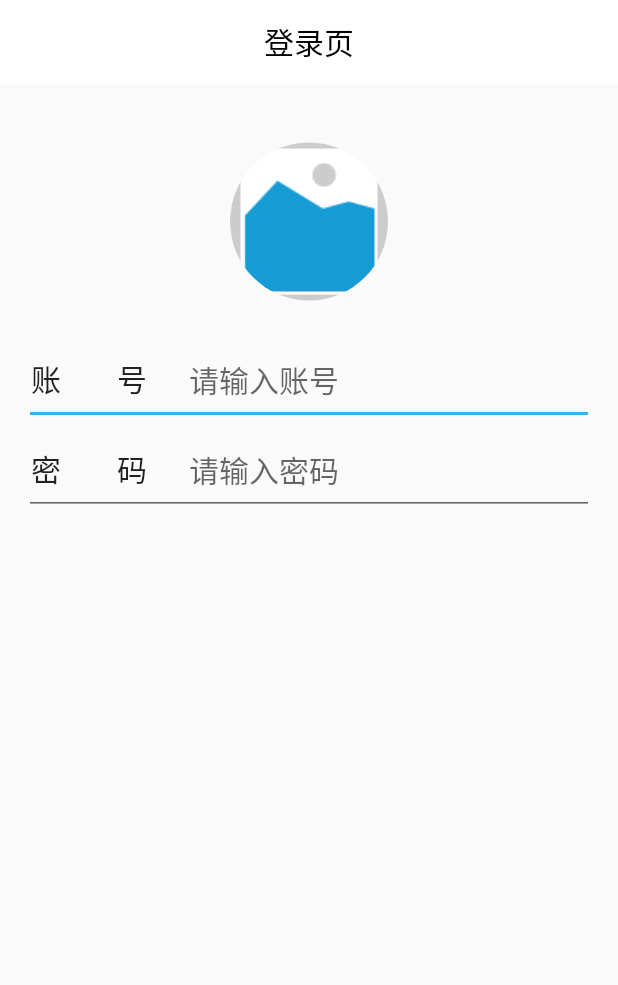
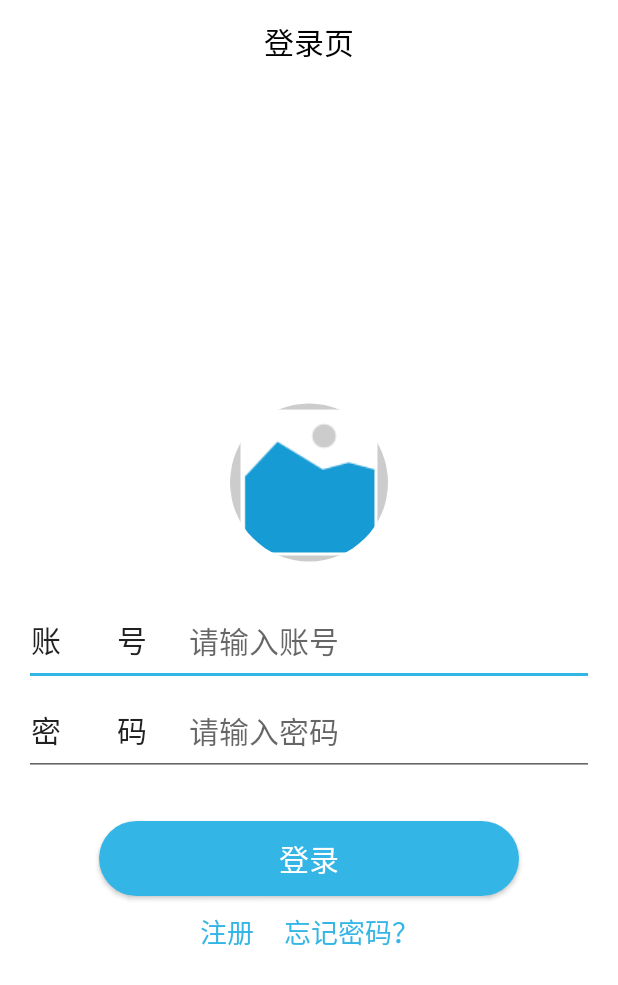
Before and after one commit to WDlxp/CarRendalApp, an Android app: the screen it shows after launch (LoginActivity), on a phone screen of 412 x 824 dp. Shown: the top 985 px of the screen. Run offline under Robolectric (Android 15) with nearby library versions, the phone set to English and light mode, and no system bars; our stand-ins replace CircleImageView.

Commit message:
登录页UI

```diff
--- a/app/src/main/res/layout/activity_login.xml
+++ b/app/src/main/res/layout/activity_login.xml
@@ -5,7 +5,8 @@
     android:layout_width="match_parent"
     android:layout_height="match_parent"
     android:padding="16dp"
-    tools:context=".LoginActivity">
+    tools:context=".LoginActivity"
+    android:background="@android:color/white">
 
     <com.example.carrendalapp.views.CircleImageView
         android:id="@+id/iv_profile"
@@ -13,16 +14,18 @@
         android:layout_height="wrap_content"
         android:layout_marginTop="20dp"
         android:src="@drawable/add_picture"
+        app:layout_constraintBottom_toTopOf="@id/et_account"
         app:layout_constraintLeft_toLeftOf="parent"
         app:layout_constraintRight_toRightOf="parent"
-        app:layout_constraintTop_toTopOf="parent" />
+        app:layout_constraintTop_toTopOf="parent"
+        app:layout_constraintVertical_chainStyle="packed" />
 
     <TextView
         android:id="@+id/tv_account"
         style="@style/LoginTextViewStyle"
         android:text=" 账        号"
         app:layout_constraintBaseline_toBaselineOf="@+id/et_account"
-        app:layout_constraintRight_toRightOf="@id/tv_password_again" />
+        app:layout_constraintRight_toRightOf="@id/tv_password" />
 
     <EditText
         android:id="@+id/et_account"
@@ -30,6 +33,7 @@
         android:layout_marginTop="20dp"
         android:hint="请输入账号"
         android:theme="@style/LoginEditTextStyle"
+        app:layout_constraintBottom_toTopOf="@id/et_password"
         app:layout_constraintLeft_toLeftOf="parent"
         app:layout_constraintRight_toRightOf="parent"
         app:layout_constraintTop_toBottomOf="@id/iv_profile" />
@@ -38,7 +42,8 @@
         android:id="@+id/tv_password"
         style="@style/LoginTextViewStyle"
         android:text=" 密        码"
-        app:layout_constraintBaseline_toBaselineOf="@+id/et_password" />
+        app:layout_constraintBaseline_toBaselineOf="@+id/et_password"
+        app:layout_constraintRight_toRightOf="@id/tv_account" />
 
     <EditText
         android:id="@+id/et_password"
@@ -47,8 +52,51 @@
         android:inputType="textPassword"
         android:maxLength="16"
         android:theme="@style/LoginEditTextStyle"
+        app:layout_constraintBottom_toTopOf="@id/btn_login"
         app:layout_constraintLeft_toLeftOf="parent"
         app:layout_constraintRight_toRightOf="parent"
         app:layout_constraintTop_toBottomOf="@id/et_account" />
 
+    <Button
+        android:id="@+id/btn_login"
+        style="@style/circleButtonStyle"
+        android:layout_width="0dp"
+        android:layout_height="50dp"
+        android:layout_marginHorizontal="50dp"
+        android:layout_marginTop="30dp"
+        android:text="登录"
+        app:layout_constraintBottom_toTopOf="@id/tv_to_register"
+        app:layout_constraintLeft_toLeftOf="parent"
+        app:layout_constraintRight_toRightOf="parent"
+        app:layout_constraintTop_toBottomOf="@id/et_password" />
+
+    <TextView
+        android:id="@+id/tv_to_register"
+        android:layout_width="wrap_content"
+        android:layout_height="wrap_content"
+        android:layout_marginTop="10dp"
+        android:layout_marginRight="10dp"
+        android:text="注册"
+        android:textColor="@android:color/holo_blue_light"
+        android:textSize="18sp"
+        app:layout_constraintBottom_toBottomOf="parent"
+        app:layout_constraintHorizontal_chainStyle="packed"
+        app:layout_constraintLeft_toLeftOf="parent"
+        app:layout_constraintRight_toLeftOf="@id/tv_to_forget_password"
+        app:layout_constraintTop_toBottomOf="@id/btn_login" />
+
+    <TextView
+        android:id="@+id/tv_to_forget_password"
+        android:layout_width="wrap_content"
+        android:layout_height="wrap_content"
+        android:layout_marginLeft="10dp"
+        android:layout_marginTop="10dp"
+        android:text="忘记密码？"
+        android:textColor="@android:color/holo_blue_light"
+        android:textSize="18sp"
+        app:layout_constraintLeft_toRightOf="@id/tv_to_register"
+        app:layout_constraintRight_toRightOf="parent"
+        app:layout_constraintTop_toBottomOf="@id/btn_login" />
+
+
 </androidx.constraintlayout.widget.ConstraintLayout>
--- a/app/src/main/res/values/styles.xml
+++ b/app/src/main/res/values/styles.xml
@@ -35,7 +35,9 @@
     </style>
 
     <style name="circleButtonStyle" parent="Theme.AppCompat.Light">
-
+        <item name="android:textSize">@dimen/register_text_size</item>
+        <item name="android:background">@drawable/btn_circle_bg</item>
+        <item name="android:textColor">@android:color/white</item>
     </style>
 
 </resources>
```
Also changed, not shown: app/src/main/res/layout/activity_register.xml (+3 -5 lines), app/src/main/res/layout/fragment_home_page.xml (+16 -6 lines), app/src/main/res/drawable/btn_circle_bg.xml (renamed from app/src/main/res/drawable/btn_cicrle_bg.xml).
